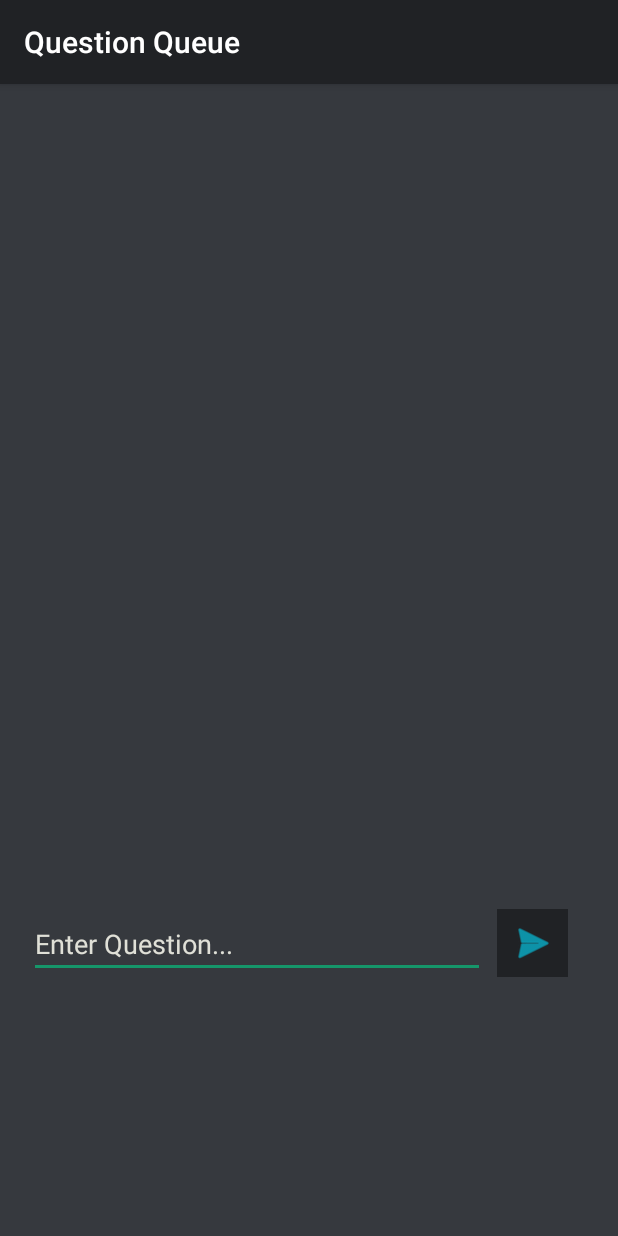
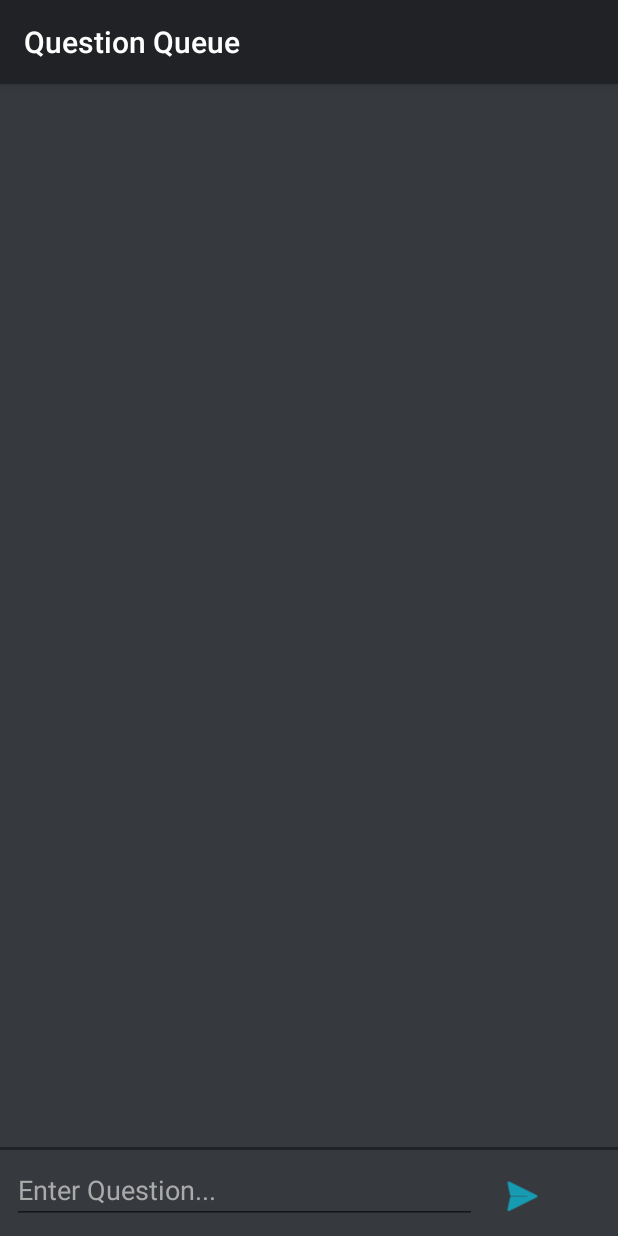
Before and after one commit to kobeeraveendran/Queue-and-A, an Android app: the MessageActivity screen opened directly, with no data from a screen before it, on a phone screen of 412 x 824 dp. Run offline under Robolectric (Android 15) with nearby library versions, the phone set to English and light mode, and no system bars; our stand-ins replace Firebase (no records; nobody signed in at launch, a user with empty details on screens opened directly), Volley; 4 statements that could not run were skipped.

Commit message:
adding recyclerview for messages

```diff
--- a/app/src/main/java/app/queuena/MessageActivity.java
+++ b/app/src/main/java/app/queuena/MessageActivity.java
@@ -3,6 +3,8 @@ package app.queuena;
 import android.content.Intent;
 import android.support.v7.app.AppCompatActivity;
 import android.os.Bundle;
+import android.support.v7.widget.LinearLayoutManager;
+import android.support.v7.widget.RecyclerView;
 import android.util.Log;
 import android.view.View;
 import android.widget.ArrayAdapter;
@@ -50,6 +52,10 @@ public class MessageActivity extends AppCompatActivity {
     private String tempKey;
     private boolean emptyFlag = true;
 
+    private RecyclerView recyclerView;
+    private RecyclerView.Adapter recyclerViewAdapter;
+    private RecyclerView.LayoutManager layoutManager;
+
     private DatabaseReference root;
 
     @Override
@@ -61,6 +67,10 @@ public class MessageActivity extends AppCompatActivity {
         questionText = findViewById(R.id.etMessageContent);
         chatElement = findViewById(R.id.tvMessage);
         scrollView = findViewById(R.id.svQuestions);
+        recyclerView = findViewById(R.id.rvMessageList);
+
+        layoutManager = new LinearLayoutManager(this);
+        recyclerView.setAdapter(recyclerViewAdapter);
 
         setTitle("Question Queue");
 
--- a/app/src/main/res/layout/activity_message.xml
+++ b/app/src/main/res/layout/activity_message.xml
@@ -6,82 +6,67 @@
     android:layout_height="match_parent"
     tools:context=".MessageActivity">
 
-    <FrameLayout
-        android:id="@+id/flQuestionList"
-        android:layout_width="368dp"
-        android:layout_height="377dp"
-        android:layout_marginBottom="8dp"
+    <android.support.v7.widget.RecyclerView
+        android:id="@+id/rvMessageList"
+        android:layout_width="373dp"
+        android:layout_height="394dp"
+        android:layout_marginBottom="12dp"
         android:layout_marginEnd="8dp"
         android:layout_marginLeft="8dp"
         android:layout_marginRight="8dp"
         android:layout_marginStart="8dp"
-        android:layout_marginTop="8dp"
-        app:layout_constraintBottom_toBottomOf="parent"
+        app:layout_constraintBottom_toTopOf="@+id/lineView"
         app:layout_constraintEnd_toEndOf="parent"
+        app:layout_constraintHorizontal_bias="0.4"
+        app:layout_constraintStart_toStartOf="parent" />
+
+    <View
+        android:id="@+id/lineView"
+        android:layout_width="0dp"
+        android:layout_height="2dp"
+        android:layout_marginBottom="4dp"
+        android:background="@color/colorDark"
+        app:layout_constraintBottom_toTopOf="@+id/layout_chatbox"
         app:layout_constraintHorizontal_bias="0.0"
-        app:layout_constraintStart_toStartOf="parent"
-        app:layout_constraintTop_toTopOf="parent"
-        app:layout_constraintVertical_bias="0.372">
-
-        <ScrollView
-            android:id="@+id/svQuestions"
-            android:layout_width="match_parent"
-            android:layout_height="match_parent">
+        app:layout_constraintLeft_toLeftOf="parent"
+        app:layout_constraintRight_toRightOf="parent" />
 
     <LinearLayout
-                android:id="@+id/llScrollView"
-                android:layout_width="match_parent"
+        android:id="@+id/layout_chatbox"
+        android:layout_width="0dp"
         android:layout_height="wrap_content"
-                android:orientation="vertical">
-
-                <TextView
-                    android:id="@+id/tvMessage"
-                    android:layout_width="match_parent"
-                    android:layout_height="wrap_content" />
-            </LinearLayout>
-        </ScrollView>
-    </FrameLayout>
+        android:orientation="horizontal"
+        android:minHeight="48dp"
+        android:background="@color/colorBackground"
+        app:layout_constraintBottom_toBottomOf="parent"
+        app:layout_constraintRight_toRightOf="parent"
+        app:layout_constraintLeft_toLeftOf="parent">
 
         <EditText
             android:id="@+id/etMessageContent"
-        android:layout_width="304dp"
+            android:layout_width="310dp"
             android:layout_height="wrap_content"
             android:layout_marginBottom="8dp"
             android:layout_marginEnd="8dp"
             android:layout_marginLeft="8dp"
             android:layout_marginRight="8dp"
             android:layout_marginStart="8dp"
-        android:layout_marginTop="8dp"
             android:ems="10"
             android:hint="Enter Question..."
             android:inputType="textPersonName"
             android:shadowColor="@color/colorAccent"
             android:textColor="@color/text_color"
-        android:textColorHint="@color/faded_text_color"
-        app:layout_constraintBottom_toBottomOf="parent"
-        app:layout_constraintEnd_toEndOf="parent"
-        app:layout_constraintHorizontal_bias="0.125"
-        app:layout_constraintStart_toStartOf="parent"
-        app:layout_constraintTop_toBottomOf="@+id/flQuestionList"
-        app:layout_constraintVertical_bias="0.1" />
+            android:textColorHint="@android:color/darker_gray" />
 
         <ImageButton
             android:id="@+id/imgbtnSendMessage"
-        android:layout_width="47dp"
-        android:layout_height="45dp"
-        android:layout_marginBottom="8dp"
-        android:layout_marginEnd="8dp"
-        android:layout_marginLeft="8dp"
-        android:layout_marginRight="8dp"
-        android:layout_marginStart="8dp"
-        android:layout_marginTop="8dp"
-        android:background="@color/colorDark"
+            android:layout_width="43dp"
+            android:layout_height="match_parent"
+            android:layout_gravity="bottom"
+            android:background="@color/colorBackground"
             android:tint="@android:color/holo_blue_bright"
-        app:layout_constraintBottom_toBottomOf="parent"
-        app:layout_constraintEnd_toEndOf="parent"
-        app:layout_constraintHorizontal_bias="0.0"
-        app:layout_constraintStart_toEndOf="@+id/etMessageContent"
-        app:layout_constraintTop_toBottomOf="@+id/flQuestionList"
-        app:layout_constraintVertical_bias="0.095"
             app:srcCompat="@android:drawable/ic_menu_send" />
+
+    </LinearLayout>
+
 </android.support.constraint.ConstraintLayout>
--- a/app/src/main/res/values/colors.xml
+++ b/app/src/main/res/values/colors.xml
@@ -7,4 +7,6 @@
     <color name="colorBackground">#36393e</color>
     <color name="text_color">#fffff3</color>
     <color name="faded_text_color">#e0e0d7</color>
+    <color name="self_messages_color">#52d273</color>
+    <color name="other_messages_color">#b3b8bc</color>
 </resources>
```
Also changed, not shown: app/src/main/res/drawable/rounded_rectangle_green.xml (added, +15 -0 lines), app/src/main/res/layout/message_item_others.xml (added, +36 -0 lines), app/src/main/res/layout/message_item_self.xml (added, +36 -0 lines). Lines whose indentation alone changed are shown as unchanged.
